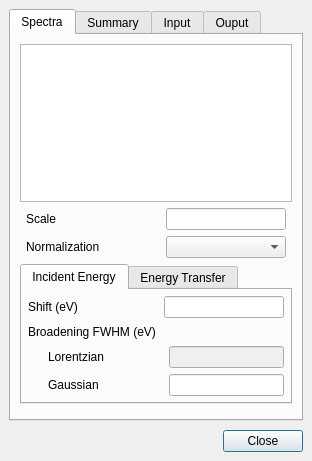
Before: the Qt Designer form crispy/gui/uis/quanty/details.ui in mretegan/crispy, drawn with Qt 5.
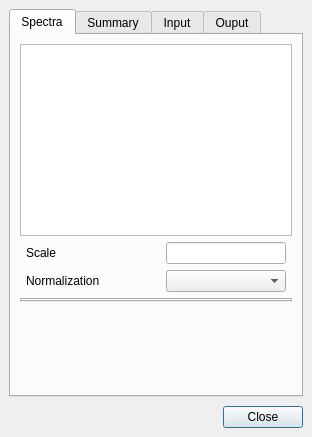
After: the same form once the commit is applied. Custom widgets are drawn as their Qt base class.

Commit message: The refactoring... Too many changes to list

What changed in the file:
```diff
--- a/crispy/gui/uis/quanty/details.ui
+++ b/crispy/gui/uis/quanty/details.ui
@@ -7,7 +7,7 @@
     <x>0</x>
     <y>0</y>
     <width>312</width>
-    <height>461</height>
+    <height>437</height>
    </rect>
   </property>
   <property name="focusPolicy">
@@ -145,329 +145,6 @@
          <property name="movable">
           <bool>true</bool>
          </property>
-         <widget class="QWidget" name="xTab">
-          <attribute name="title">
-           <string>Incident Energy</string>
-          </attribute>
-          <layout class="QVBoxLayout" name="xHBoxLayout">
-           <property name="spacing">
-            <number>6</number>
-           </property>
-           <property name="leftMargin">
-            <number>6</number>
-           </property>
-           <property name="topMargin">
-            <number>6</number>
-           </property>
-           <property name="rightMargin">
-            <number>6</number>
-           </property>
-           <property name="bottomMargin">
-            <number>6</number>
-           </property>
-           <item>
-            <layout class="QHBoxLayout" name="xShiftHBoxLayout">
-             <item>
-              <widget class="QLabel" name="xShiftLabel">
-               <property name="sizePolicy">
-                <sizepolicy hsizetype="Preferred" vsizetype="Preferred">
-                 <horstretch>0</horstretch>
-                 <verstretch>0</verstretch>
-                </sizepolicy>
-               </property>
-               <property name="text">
-                <string>Shift (eV)</string>
-               </property>
-              </widget>
-             </item>
-             <item>
-              <widget class="DoubleLineEdit" name="xShiftLineEdit">
-               <property name="sizePolicy">
-                <sizepolicy hsizetype="Preferred" vsizetype="Fixed">
-                 <horstretch>0</horstretch>
-                 <verstretch>0</verstretch>
-                </sizepolicy>
-               </property>
-               <property name="maximumSize">
-                <size>
-                 <width>120</width>
-                 <height>16777215</height>
-                </size>
-               </property>
-               <property name="alignment">
-                <set>Qt::AlignRight|Qt::AlignTrailing|Qt::AlignVCenter</set>
-               </property>
-              </widget>
-             </item>
-            </layout>
-           </item>
-           <item>
-            <widget class="QLabel" name="xBroadeningLabel">
-             <property name="text">
-              <string>Broadening FWHM (eV)</string>
-             </property>
-            </widget>
-           </item>
-           <item>
-            <layout class="QHBoxLayout" name="xLorentzianHBoxLayout">
-             <item>
-              <spacer name="xLorentzianLeftSpacer">
-               <property name="orientation">
-                <enum>Qt::Horizontal</enum>
-               </property>
-               <property name="sizeType">
-                <enum>QSizePolicy::Fixed</enum>
-               </property>
-               <property name="sizeHint" stdset="0">
-                <size>
-                 <width>20</width>
-                 <height>20</height>
-                </size>
-               </property>
-              </spacer>
-             </item>
-             <item>
-              <widget class="QLabel" name="xLorentzianLabel">
-               <property name="text">
-                <string>Lorentzian</string>
-               </property>
-              </widget>
-             </item>
-             <item>
-              <widget class="DoubleListLineEdit" name="xLorentzianLineEdit">
-               <property name="enabled">
-                <bool>false</bool>
-               </property>
-               <property name="sizePolicy">
-                <sizepolicy hsizetype="Fixed" vsizetype="Fixed">
-                 <horstretch>0</horstretch>
-                 <verstretch>0</verstretch>
-                </sizepolicy>
-               </property>
-               <property name="maximumSize">
-                <size>
-                 <width>120</width>
-                 <height>16777215</height>
-                </size>
-               </property>
-               <property name="toolTip">
-                <string>Full width at half maximum of the lifetime broadening.</string>
-               </property>
-               <property name="alignment">
-                <set>Qt::AlignRight|Qt::AlignTrailing|Qt::AlignVCenter</set>
-               </property>
-              </widget>
-             </item>
-            </layout>
-           </item>
-           <item>
-            <layout class="QHBoxLayout" name="xGaussianHBoxLayout">
-             <item>
-              <spacer name="xGaussianLeftSpacer">
-               <property name="orientation">
-                <enum>Qt::Horizontal</enum>
-               </property>
-               <property name="sizeType">
-                <enum>QSizePolicy::Fixed</enum>
-               </property>
-               <property name="sizeHint" stdset="0">
-                <size>
-                 <width>20</width>
-                 <height>20</height>
-                </size>
-               </property>
-              </spacer>
-             </item>
-             <item>
-              <widget class="QLabel" name="xGaussianLabel">
-               <property name="text">
-                <string>Gaussian</string>
-               </property>
-              </widget>
-             </item>
-             <item>
-              <widget class="DoubleLineEdit" name="xGaussianLineEdit">
-               <property name="sizePolicy">
-                <sizepolicy hsizetype="Fixed" vsizetype="Fixed">
-                 <horstretch>0</horstretch>
-                 <verstretch>0</verstretch>
-                </sizepolicy>
-               </property>
-               <property name="maximumSize">
-                <size>
-                 <width>120</width>
-                 <height>16777215</height>
-                </size>
-               </property>
-               <property name="alignment">
-                <set>Qt::AlignRight|Qt::AlignTrailing|Qt::AlignVCenter</set>
-               </property>
-              </widget>
-             </item>
-            </layout>
-           </item>
-          </layout>
-         </widget>
-         <widget class="QWidget" name="yTab">
-          <attribute name="title">
-           <string>Energy Transfer</string>
-          </attribute>
-          <layout class="QVBoxLayout" name="yHBoxLayout">
-           <property name="spacing">
-            <number>6</number>
-           </property>
-           <property name="leftMargin">
-            <number>6</number>
-           </property>
-           <property name="topMargin">
-            <number>6</number>
-           </property>
-           <property name="rightMargin">
-            <number>6</number>
-           </property>
-           <property name="bottomMargin">
-            <number>6</number>
-           </property>
-           <item>
-            <layout class="QHBoxLayout" name="yShiftHBoxLayout">
-             <item>
-              <widget class="QLabel" name="yShiftLabel">
-               <property name="sizePolicy">
-                <sizepolicy hsizetype="Preferred" vsizetype="Preferred">
-                 <horstretch>0</horstretch>
-                 <verstretch>0</verstretch>
-                </sizepolicy>
-               </property>
-               <property name="text">
-                <string>Shift (eV)</string>
-               </property>
-              </widget>
-             </item>
-             <item>
-              <widget class="DoubleLineEdit" name="yShiftLineEdit">
-               <property name="sizePolicy">
-                <sizepolicy hsizetype="Preferred" vsizetype="Fixed">
-                 <horstretch>0</horstretch>
-                 <verstretch>0</verstretch>
-                </sizepolicy>
-               </property>
-               <property name="maximumSize">
-                <size>
-                 <width>120</width>
-                 <height>16777215</height>
-                </size>
-               </property>
-               <property name="alignment">
-                <set>Qt::AlignRight|Qt::AlignTrailing|Qt::AlignVCenter</set>
-               </property>
-              </widget>
-             </item>
-            </layout>
-           </item>
-           <item>
-            <widget class="QLabel" name="yBroadeningLabel">
-             <property name="text">
-              <string>Broadening FWHM (eV)</string>
-             </property>
-            </widget>
-           </item>
-           <item>
-            <layout class="QHBoxLayout" name="yLorentzianHBoxLayout">
-             <item>
-              <spacer name="yLorentzianLeftSpacer">
-               <property name="orientation">
-                <enum>Qt::Horizontal</enum>
-               </property>
-               <property name="sizeType">
-                <enum>QSizePolicy::Fixed</enum>
-               </property>
-               <property name="sizeHint" stdset="0">
-                <size>
-                 <width>20</width>
-                 <height>20</height>
-                </size>
-               </property>
-              </spacer>
-             </item>
-             <item>
-              <widget class="QLabel" name="yLorentzianLabel">
-               <property name="text">
-                <string>Lorentzian</string>
-               </property>
-              </widget>
-             </item>
-             <item>
-              <widget class="DoubleListLineEdit" name="yLorentzianLineEdit">
-               <property name="enabled">
-                <bool>false</bool>
-               </property>
-               <property name="sizePolicy">
-                <sizepolicy hsizetype="Fixed" vsizetype="Fixed">
-                 <horstretch>0</horstretch>
-                 <verstretch>0</verstretch>
-                </sizepolicy>
-               </property>
-               <property name="maximumSize">
-                <size>
-                 <width>120</width>
-                 <height>16777215</height>
-                </size>
-               </property>
-               <property name="alignment">
-                <set>Qt::AlignRight|Qt::AlignTrailing|Qt::AlignVCenter</set>
-               </property>
-              </widget>
-             </item>
-            </layout>
-           </item>
-           <item>
-            <layout class="QHBoxLayout" name="yGaussianHBoxLayout">
-             <item>
-              <spacer name="yGaussianLeftSpacer">
-               <property name="orientation">
-                <enum>Qt::Horizontal</enum>
-               </property>
-               <property name="sizeType">
-                <enum>QSizePolicy::Fixed</enum>
-               </property>
-               <property name="sizeHint" stdset="0">
-                <size>
-                 <width>20</width>
-                 <height>20</height>
-                </size>
-               </property>
-              </spacer>
-             </item>
-             <item>
-              <widget class="QLabel" name="yGaussianLabel">
-               <property name="text">
-                <string>Gaussian</string>
-               </property>
-              </widget>
-             </item>
-             <item>
-              <widget class="DoubleLineEdit" name="yGaussianLineEdit">
-               <property name="sizePolicy">
-                <sizepolicy hsizetype="Fixed" vsizetype="Fixed">
-                 <horstretch>0</horstretch>
-                 <verstretch>0</verstretch>
-                </sizepolicy>
-               </property>
-               <property name="maximumSize">
-                <size>
-                 <width>120</width>
-                 <height>16777215</height>
-                </size>
-               </property>
-               <property name="alignment">
-                <set>Qt::AlignRight|Qt::AlignTrailing|Qt::AlignVCenter</set>
-               </property>
-              </widget>
-             </item>
-            </layout>
-           </item>
-          </layout>
-         </widget>
         </widget>
        </item>
        <item>
@@ -627,11 +304,6 @@
    <extends>QLineEdit</extends>
    <header>.widgets</header>
   </customwidget>
-  <customwidget>
-   <class>DoubleListLineEdit</class>
-   <extends>QLineEdit</extends>
-   <header>.widgets</header>
-  </customwidget>
  </customwidgets>
  <resources/>
  <connections/>
```
Left out of the diff: 6 changed lines with no effect on the pictures. The commit also changes 410 other files.
